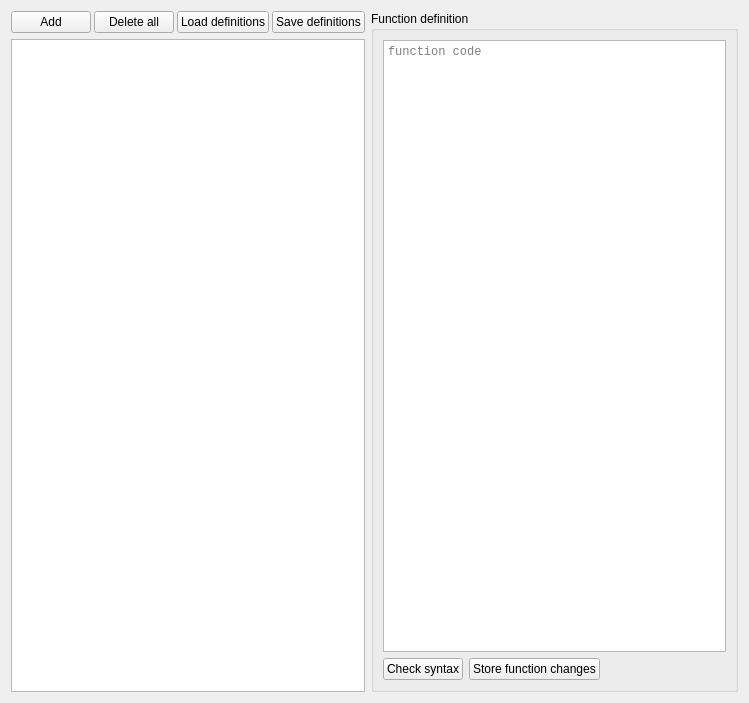
Qt form src/asammdf/gui/ui/functions_manager.ui (danielhrisca/asammdf) before a commit.
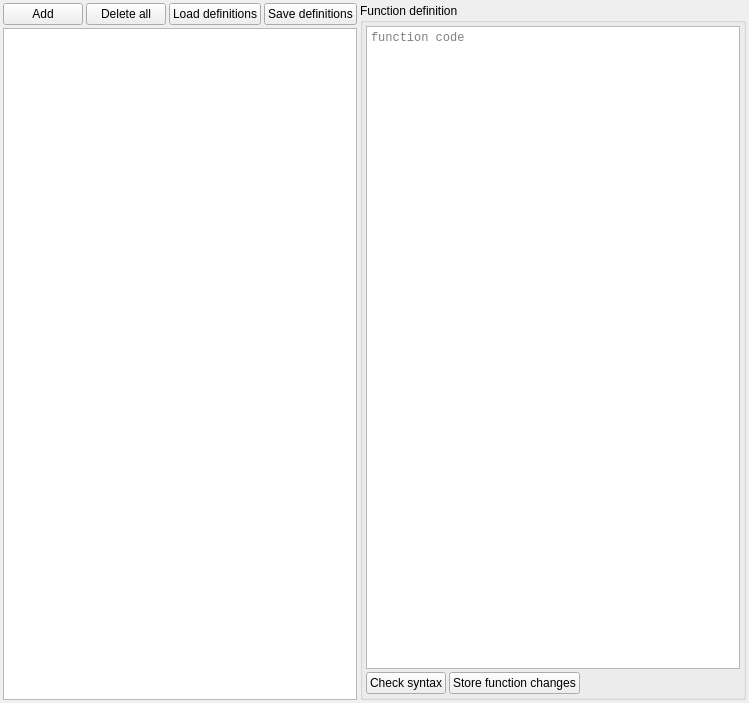
The same form after that commit. Icons and pictures are not drawn. Custom widgets are drawn as their Qt base class.

```diff
--- a/src/asammdf/gui/ui/functions_manager.ui
+++ b/src/asammdf/gui/ui/functions_manager.ui
@@ -14,6 +14,21 @@
    <string>Form</string>
   </property>
   <layout class="QGridLayout" name="gridLayout_2" columnstretch="1,2">
+   <property name="leftMargin">
+  <number>3</number>
+</property>
+   <property name="topMargin">
+  <number>3</number>
+</property>
+   <property name="rightMargin">
+  <number>3</number>
+</property>
+   <property name="bottomMargin">
+  <number>3</number>
+</property>
+   <property name="spacing">
+  <number>3</number>
+</property>
    <item row="0" column="0">
     <layout class="QHBoxLayout" name="horizontalLayout_2">
      <property name="spacing">
@@ -111,8 +126,26 @@
       <string>Function definition</string>
      </property>
      <layout class="QGridLayout" name="gridLayout" rowstretch="1,0">
+      <property name="leftMargin">
+  <number>3</number>
+</property>
+      <property name="topMargin">
+  <number>3</number>
+</property>
+      <property name="rightMargin">
+  <number>3</number>
+</property>
+      <property name="bottomMargin">
+  <number>3</number>
+</property>
+      <property name="spacing">
+  <number>3</number>
+</property>
       <item row="1" column="0" colspan="2">
        <layout class="QHBoxLayout" name="horizontalLayout_3">
+        <property name="spacing">
+  <number>3</number>
+</property>
         <item>
          <widget class="QPushButton" name="check_syntax_btn">
           <property name="text">
```
Left out of the diff: 8 changed lines with no effect on the pictures.
